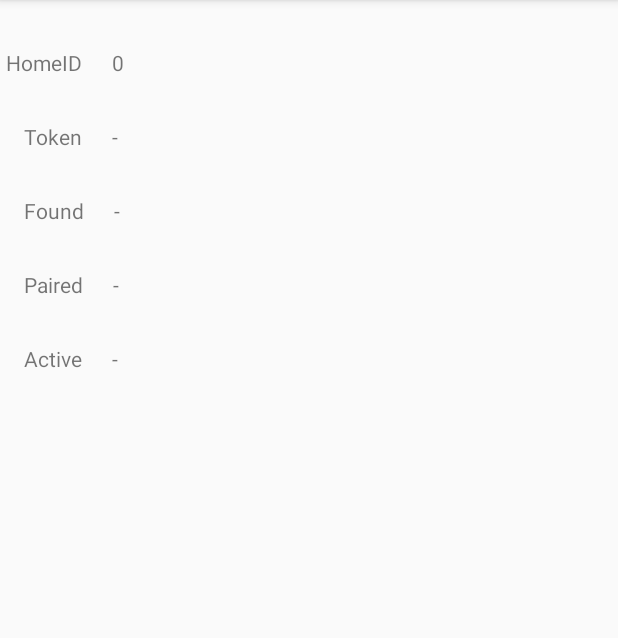
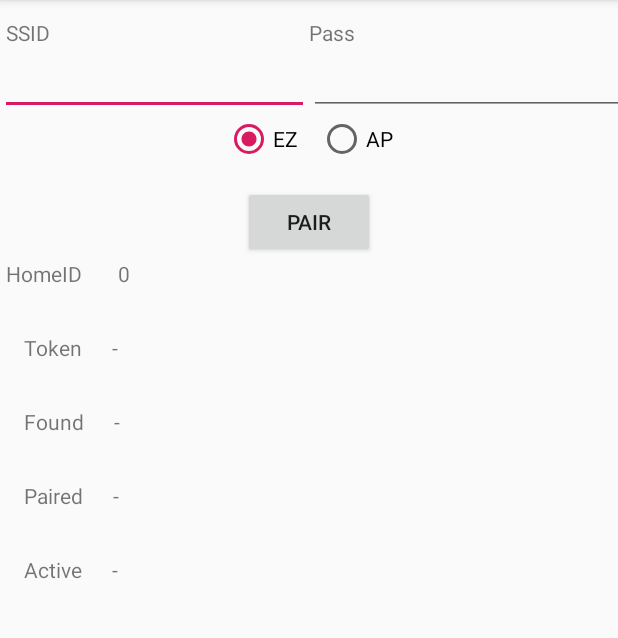
Before and after one commit to VSuc/Android-app-1.1, an Android app: the PairView screen opened directly, with no data from a screen before it, on a phone screen of 412 x 824 dp, the part 84-722 px from its top. Run offline under Robolectric (Android 15) with nearby library versions, the phone set to English and light mode, and no system bars; libraries missing offline, so code that uses them is left out: com.tuya.smart; 1 statement that could not run was skipped.

Commit message:
update v1.1

```diff
--- a/app/src/main/java/com/example/tuya_test3/PairView.java
+++ b/app/src/main/java/com/example/tuya_test3/PairView.java
@@ -1,7 +1,12 @@
 package com.example.tuya_test3;
 
 import android.content.Intent;
+import android.content.SharedPreferences;
 import android.os.Bundle;
+import android.view.View;
+import android.widget.Button;
+import android.widget.EditText;
+import android.widget.RadioButton;
 import android.widget.TextView;
 
 import androidx.annotation.Nullable;
@@ -24,8 +29,14 @@ public class PairView extends AppCompatActivity {
     ITuyaSmartActivatorListener listener;
 
     //Wifi SSID a heslo
-    String ssid = "";
-    String pass = "";
+    String ssid;
+    String pass;
+
+    RadioButton radEZ;
+    Button b;
+
+    EditText etPass;
+    EditText etSSID;
 
 
 
@@ -34,14 +45,52 @@ public class PairView extends AppCompatActivity {
         super.onCreate(savedInstanceState);
         setContentView(R.layout.pairviewcontent);
 
+        //Získat homeID
         Bundle extras = getIntent().getExtras();
         homeId = extras.getLong("hid");
-        ez = extras.getBoolean("ez");
 
+        //Vypsat homeID
         TextView homeidview = (TextView) findViewById(R.id.textViewHome);
         homeidview.setText(Long.toString(homeId));
 
+        radEZ = findViewById(R.id.radioButtonEZ);
+        etSSID = findViewById(R.id.editTextSSID);
+        etPass = findViewById(R.id.editTextPass);
 
+        //načíst a vypsat jméno a heslo
+        SharedPreferences settings = getApplicationContext().getSharedPreferences("WIFI", 0);
+        ssid = settings.getString("ssid", "");
+        etSSID.setText(ssid);
+        pass = settings.getString("pass", "");
+        etPass.setText(pass);
+
+        //Nastavit listener kliknutí
+        b = findViewById(R.id.buttonPair);
+        b.setOnClickListener(new View.OnClickListener() {
+            @Override
+            public void onClick(View v) {
+                b.setEnabled(false);
+                //Získat data z grafických prvků
+                ez = radEZ.isChecked();
+
+                ssid = etSSID.getText().toString();
+                pass = etPass.getText().toString();
+
+                SharedPreferences settings = getApplicationContext().getSharedPreferences("WIFI", 0);
+                SharedPreferences.Editor editor = settings.edit();
+                editor.putString("ssid", etSSID.getText().toString());
+                editor.putString("pass", etPass.getText().toString());
+                editor.apply();
+
+                //Spustit párování
+                pair();
+            }
+        });
+
+    }
+
+    private void pair()
+    {
         //Listener událostí párování
         listener = new ITuyaSmartActivatorListener() {
             @Override
@@ -100,19 +149,12 @@ public class PairView extends AppCompatActivity {
                 tok.setText(s + " " + s1);
             }
         });
-
-
-
-
-
     }
 
     //Spárovat zařízení pomocí klasického AP modu:
     //Zařízení musí blikat každé dvě sekundy
     //Připojit se k potřebnému AP až po spuštění párování! - je potřeba nejdřív získat token ze serveru
-
-
-
+    //
     private void APpair()
     {
         mTuyaActivator = TuyaHomeSdk.getActivatorInstance().newActivator(new ActivatorBuilder()
--- a/app/src/main/res/layout/pairviewcontent.xml
+++ b/app/src/main/res/layout/pairviewcontent.xml
@@ -81,21 +81,21 @@
             android:layout_height="wrap_content"
             android:layout_marginStart="4dp"
             android:layout_marginLeft="4dp"
-            android:layout_marginTop="32dp"
+            android:layout_marginTop="96dp"
             android:text="HomeID"
             app:layout_constraintStart_toStartOf="parent"
-            app:layout_constraintTop_toTopOf="parent" />
+            app:layout_constraintTop_toBottomOf="@+id/editTextSSID" />
 
         <TextView
             android:id="@+id/textViewHome"
             android:layout_width="wrap_content"
             android:layout_height="wrap_content"
-            android:layout_marginStart="20dp"
-            android:layout_marginLeft="20dp"
-            android:layout_marginTop="32dp"
+            android:layout_marginStart="24dp"
+            android:layout_marginLeft="24dp"
+            android:layout_marginTop="96dp"
             android:text="-"
             app:layout_constraintStart_toEndOf="@+id/labelHome"
-            app:layout_constraintTop_toTopOf="parent" />
+            app:layout_constraintTop_toBottomOf="@+id/editTextSSID" />
 
         <TextView
             android:id="@+id/textViewPaired"
@@ -118,5 +118,82 @@
             android:text="Active"
             app:layout_constraintStart_toStartOf="parent"
             app:layout_constraintTop_toBottomOf="@+id/labelPaired" />
+
+        <EditText
+            android:id="@+id/editTextSSID"
+            android:layout_width="0dp"
+            android:layout_height="wrap_content"
+            android:width="@android:dimen/thumbnail_width"
+            android:ems="10"
+            android:inputType="textPersonName"
+            app:layout_constraintStart_toStartOf="parent"
+            app:layout_constraintWidth_percent="0.5"
+            app:layout_constraintTop_toBottomOf="@+id/textViewSSID" />
+
+        <TextView
+            android:id="@+id/textViewSSID"
+            android:layout_width="wrap_content"
+            android:layout_height="wrap_content"
+            android:layout_marginStart="4dp"
+            android:layout_marginLeft="4dp"
+            android:layout_marginTop="12dp"
+            android:text="SSID"
+            app:layout_constraintStart_toStartOf="parent"
+            app:layout_constraintTop_toTopOf="parent" />
+
+        <TextView
+            android:id="@+id/textViewPass"
+            android:layout_width="wrap_content"
+            android:layout_height="wrap_content"
+            android:layout_marginTop="12dp"
+            android:text="Pass"
+            app:layout_constraintStart_toEndOf="@+id/editTextSSID"
+            app:layout_constraintTop_toTopOf="parent" />
+
+        <RadioGroup
+            android:id="@+id/radioGroup2"
+            android:layout_width="wrap_content"
+            android:layout_height="wrap_content"
+            android:orientation="horizontal"
+            app:layout_constraintBottom_toTopOf="@+id/ButtonPair"
+            app:layout_constraintEnd_toEndOf="parent"
+            app:layout_constraintStart_toStartOf="parent"
+            app:layout_constraintTop_toBottomOf="@+id/editTextSSID">
+
+            <RadioButton
+                android:id="@+id/radioButtonEZ"
+                android:layout_width="match_parent"
+                android:layout_height="wrap_content"
+                android:layout_marginRight="20px"
+                android:checked="true"
+                android:text="EZ" />
+
+            <RadioButton
+                android:id="@+id/radioButtonAP"
+                android:layout_width="match_parent"
+                android:layout_height="wrap_content"
+                android:text="AP" />
+        </RadioGroup>
+
+        <Button
+            android:id="@+id/buttonPair"
+            android:layout_width="wrap_content"
+            android:layout_height="wrap_content"
+            android:layout_marginTop="15dp"
+            android:text="Pair"
+            app:layout_constraintEnd_toEndOf="parent"
+            app:layout_constraintStart_toStartOf="parent"
+            app:layout_constraintTop_toBottomOf="@+id/radioGroup2" />
+
+        <EditText
+            android:id="@+id/editTextPass"
+            android:layout_width="wrap_content"
+            android:layout_height="wrap_content"
+            android:ems="10"
+            android:inputType="textPassword"
+            app:layout_constraintStart_toEndOf="@+id/editTextSSID"
+            app:layout_constraintWidth_percent="0.5"
+            app:layout_constraintTop_toBottomOf="@+id/textViewPass" />
+
     </androidx.constraintlayout.widget.ConstraintLayout>
 </LinearLayout>
```
Also changed, not shown: app/src/main/java/com/example/tuya_test3/MainActivity.java (+22 -9 lines), app/src/main/res/layout/content_main.xml (+5 -24 lines), 2 other files.
